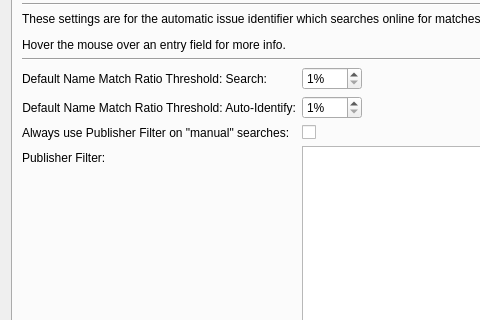
Qt form comictaggerlib/ui/settingswindow.ui (comictagger/comictagger) before a commit; both pictures show x 0 to 480 and y 121 to 441 of the 703 by 597 pixel window.
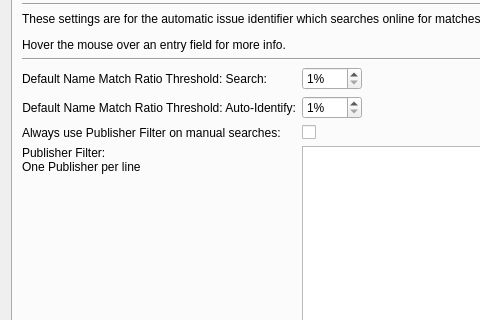
The same form after that commit. The open tabs and pages were chosen to show the change.

Diff of the .ui file:
```diff
--- a/comictaggerlib/ui/settingswindow.ui
+++ b/comictaggerlib/ui/settingswindow.ui
@@ -190,7 +190,7 @@
            <item row="2" column="0">
             <widget class="QLabel" name="label_9">
              <property name="text">
-              <string>Always use Publisher Filter on &quot;manual&quot; searches:</string>
+              <string>Always use Publisher Filter on manual searches:</string>
              </property>
              <property name="buddy">
               <cstring>cbxUseFilter</cstring>
@@ -210,7 +210,11 @@
            <item row="3" column="0">
             <widget class="QLabel" name="label_4">
              <property name="text">
-              <string>Publisher Filter:</string>
+              <string>Publisher Filter:
+One Publisher per line</string>
+             </property>
+             <property name="alignment">
+              <set>Qt::AlignLeading|Qt::AlignLeft|Qt::AlignTop</set>
              </property>
              <property name="buddy">
               <cstring>tePublisherFilter</cstring>
```
